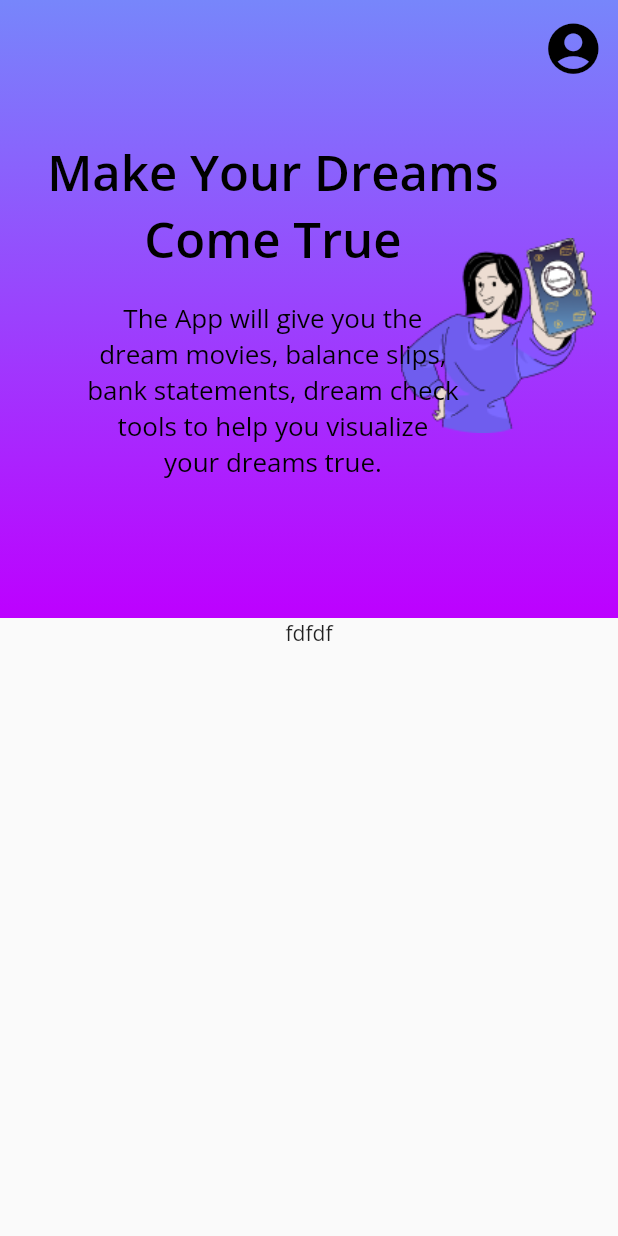
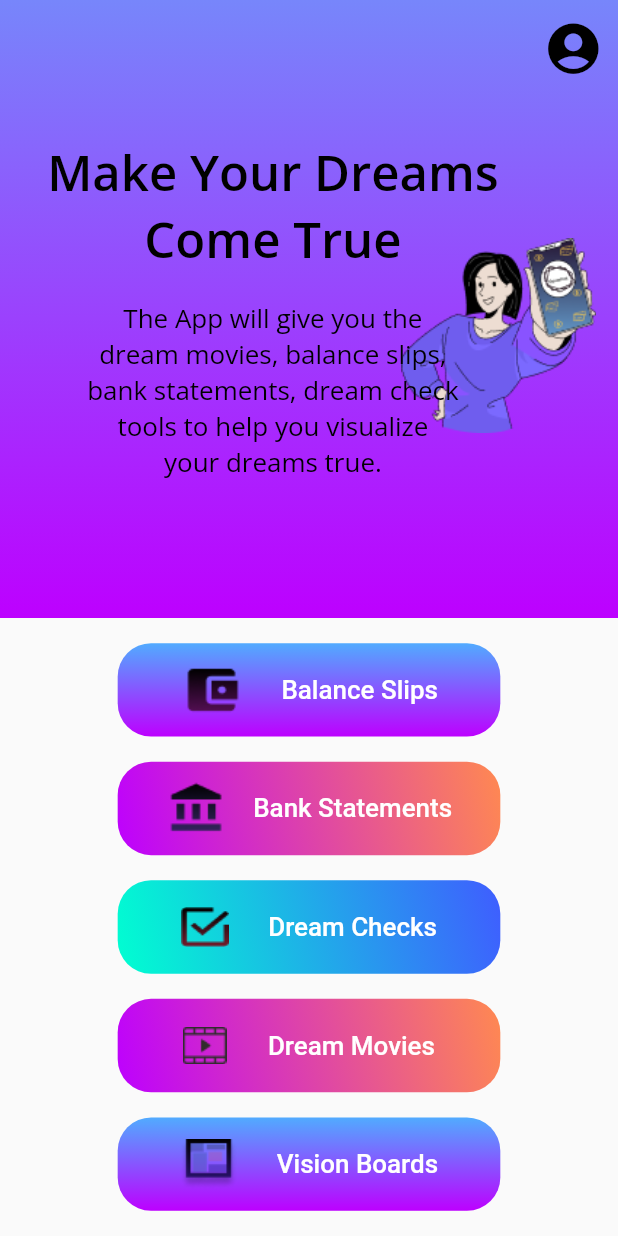
Before and after one commit to faheem4797/visuamos, a Flutter app: the Dashboard screen opened directly, on a phone screen of 412 x 824 dp. Run offline on Flutter 3.47's test engine with Material 2 defaults, Android fonts, the light colour scheme and no system bars; our stand-ins replace carousel_slider, file_picker, firebase_auth, firebase_core, flutter_screenutil, flutter_svg and 9 more; missing offline and left inert: external_path, ffmpeg_kit_flutter_full_gpl, flutter_stripe, number_to_words_english; accounts and stored records are empty.

Commit message:
dashboard changed

```diff
--- a/lib/ui/screens/dashboard.dart
+++ b/lib/ui/screens/dashboard.dart
@@ -139,94 +139,109 @@ class _DashboardState extends State<Dashboard> {
               alignment: Alignment.bottomCenter,
               child: Container(
                 height: MediaQuery.of(context).size.height / 2,
-                child: Text('fdfdf'),
+                // decoration: BoxDecoration(
+                //   gradient: LinearGradient(
+                //       begin: Alignment.bottomLeft,
+                //       end: Alignment.topRight,
+                //       colors: [
+                //         dashboardButton1GradientFirst,
+                //         dashboardButton1GradientSecond
+                //       ]),
+                //   borderRadius: BorderRadius.circular(25.r),
+                // ),
+                // child: Column(
+                //   mainAxisAlignment: MainAxisAlignment.end,
+                //   children: [
+                //     Text('data'),
+                //     DashboardButton(
+                //         'title',
+                //         Icons.account_balance,
+                //         dashboardButton1GradientFirst,
+                //         dashboardButton1GradientSecond),
+                //     Text('data'),
+                //   ],
+                // ),
+                child: Column(
+                  mainAxisAlignment: MainAxisAlignment.spaceEvenly,
+                  crossAxisAlignment: CrossAxisAlignment.center,
+                  children: [
+                    DashboardButton(
+                      'Balance Slips',
+                      'assets/dashboard/balance_slip.png',
+                      dashboardButton1GradientFirst,
+                      dashboardButton1GradientSecond,
+                      true,
+                    ),
+                    DashboardButton(
+                      'Bank Statements',
+                      'assets/dashboard/bank_statement.png',
+                      dashboardButton2GradientFirst,
+                      dashboardButton2GradientSecond,
+                      false,
+                    ),
+                    DashboardButton(
+                      'Dream Checks',
+                      'assets/dashboard/dream_check.png',
+                      dashboardButton3GradientFirst,
+                      dashboardButton3GradientSecond,
+                      false,
+                    ),
+                    DashboardButton(
+                      'Dream Movies',
+                      'assets/dashboard/dream_movie.png',
+                      dashboardButton4GradientFirst,
+                      dashboardButton4GradientSecond,
+                      false,
+                    ),
+                    DashboardButton(
+                      'Vision Boards',
+                      'assets/dashboard/vision_board.png',
+                      dashboardButton5GradientFirst,
+                      dashboardButton5GradientSecond,
+                      true,
+                    ),
+                  ],
+                ),
               ),
             )
           ],
         )),
-        // Column(
+      ),
+    );
+  }
 
-        //   mainAxisAlignment: MainAxisAlignment.center,
-        //   children: [
-        //     Row(
-        //       mainAxisAlignment: MainAxisAlignment.spaceEvenly,
-        //       children: [
-        //         DashboardBoxContainer(
-        //           title: 'Balance Slips',
-        //           onTap: () {
-        //             Navigator.push(
-        //               context,
-        //               MaterialPageRoute(
-        //                   builder: (context) => const SimpleImage(
-        //                         imageType: 0,
-        //                       )),
-        //             );
-        //           },
-        //         ),
-        //         DashboardBoxContainer(
-        //           title: 'Bank Statements',
-        //           onTap: () {
-        //             Navigator.push(
-        //               context,
-        //               MaterialPageRoute(
-        //                   builder: (context) => const SimpleImage(
-        //                         imageType: 1,
-        //                       )),
-        //             );
-        //           },
-        //         ),
-        //       ],
-        //     ),
-        //     const SizedBox(
-        //       height: 20,
-        //     ),
-        //     Row(
-        //       mainAxisAlignment: MainAxisAlignment.spaceEvenly,
-        //       children: [
-        //         DashboardBoxContainer(
-        //           title: 'Dream Checks',
-        //           onTap: () {
-        //             Navigator.push(
-        //               context,
-        //               MaterialPageRoute(
-        //                   builder: (context) => const SimpleImage(
-        //                         imageType: 2,
-        //                       )),
-        //             );
-        //           },
-        //         ),
-        //         DashboardBoxContainer(
-        //           title: 'Dream Movies',
-        //           onTap: () {
-        //             Navigator.push(
-        //               context,
-        //               MaterialPageRoute(
-        //                   builder: (context) => const DreamMovieScreen()),
-        //             );
-        //           },
-        //         ),
-        //       ],
-        //     ),
-        //     const SizedBox(
-        //       height: 20,
-        //     ),
-        //     Row(
-        //       mainAxisAlignment: MainAxisAlignment.spaceEvenly,
-        //       children: [
-        //         DashboardBoxContainer(
-        //           title: 'Vision Boards',
-        //           onTap: () {
-        //             Navigator.push(
-        //               context,
-        //               MaterialPageRoute(
-        //                   builder: (context) => const VisionBoardScreen()),
-        //             );
-        //           },
-        //         ),
-        //       ],
-        //     )
-        //   ],
-        // ),
+  Container DashboardButton(String title, String imagePath, Color firstColor,
+      Color secondColor, bool alignUpDown) {
+    return Container(
+      decoration: BoxDecoration(
+        gradient: LinearGradient(
+            begin: alignUpDown ? Alignment.topCenter : Alignment.bottomLeft,
+            end: alignUpDown ? Alignment.bottomCenter : Alignment.topRight,
+            colors: [firstColor, secondColor]),
+        borderRadius: BorderRadius.circular(25.r),
+      ),
+      height: 70.h,
+      width: 265.w,
+      child: ElevatedButton(
+        style: ElevatedButton.styleFrom(
+            shape: RoundedRectangleBorder(
+              borderRadius: BorderRadius.circular(25.r),
+            ),
+            backgroundColor: Colors.transparent,
+            shadowColor: Colors.transparent,
+            textStyle: TextStyle(fontSize: 18.sp, fontWeight: FontWeight.w500)),
+        onPressed: () async {},
+        child: Row(
+          mainAxisAlignment: MainAxisAlignment.spaceEvenly,
+          children: [
+            Image.asset(
+              imagePath,
+              // width: 40.w,
+              // fit: BoxFit.fitWidth,
+            ),
+            Text(title),
+          ],
+        ),
       ),
     );
   }
--- a/pubspec.yaml
+++ b/pubspec.yaml
@@ -102,6 +102,7 @@ flutter:
   # To add assets to your application, add an assets section, like this:
   assets:
     - assets/
+    - assets/dashboard/
     - assets/gpay.json
     - assets/background.svg
     - assets/signature.png
```
Also changed, not shown: assets/dashboard/balance_slip.png (added), assets/dashboard/bank_statement.png (added), assets/dashboard/dream_check.png (added), assets/dashboard/dream_movie.png (added), assets/dashboard/vision_board.png (added).
